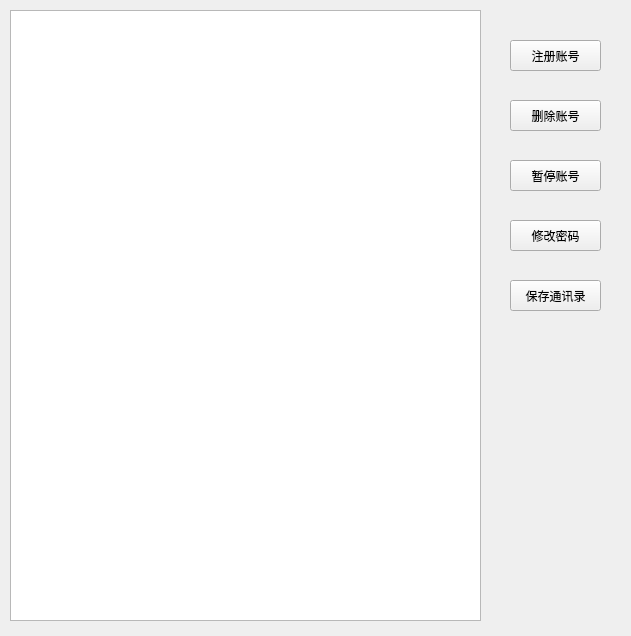
First picture: the form in resouce/ui/pane_ui.ui, repository jianglibaba/mailtest, before the edit.
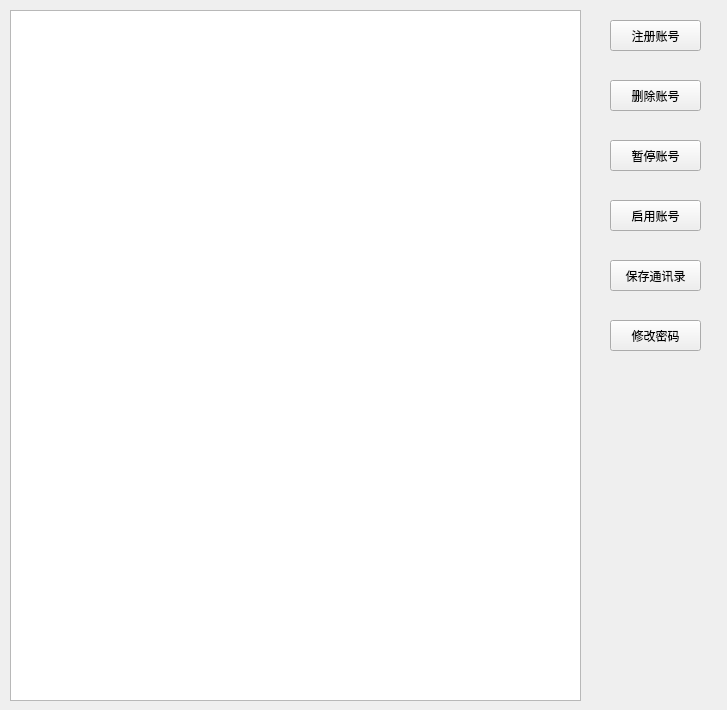
Second picture: the form after the edit.

The edit to the form file:
```diff
--- a/resouce/ui/pane_ui.ui
+++ b/resouce/ui/pane_ui.ui
@@ -6,8 +6,8 @@
    <rect>
     <x>0</x>
     <y>0</y>
-    <width>631</width>
-    <height>636</height>
+    <width>727</width>
+    <height>710</height>
    </rect>
   </property>
   <property name="windowTitle">
@@ -18,16 +18,16 @@
     <rect>
      <x>10</x>
      <y>10</y>
-     <width>471</width>
-     <height>611</height>
+     <width>571</width>
+     <height>691</height>
     </rect>
    </property>
   </widget>
   <widget class="QPushButton" name="register_btn">
    <property name="geometry">
     <rect>
-     <x>510</x>
-     <y>40</y>
+     <x>610</x>
+     <y>20</y>
      <width>91</width>
      <height>31</height>
     </rect>
@@ -39,8 +39,8 @@
   <widget class="QPushButton" name="del_btn">
    <property name="geometry">
     <rect>
-     <x>510</x>
-     <y>100</y>
+     <x>610</x>
+     <y>80</y>
      <width>91</width>
      <height>31</height>
     </rect>
@@ -52,8 +52,8 @@
   <widget class="QPushButton" name="pause_btn">
    <property name="geometry">
     <rect>
-     <x>510</x>
-     <y>160</y>
+     <x>610</x>
+     <y>140</y>
      <width>91</width>
      <height>31</height>
     </rect>
@@ -65,8 +65,8 @@
   <widget class="QPushButton" name="changepwd_btn">
    <property name="geometry">
     <rect>
-     <x>510</x>
-     <y>220</y>
+     <x>610</x>
+     <y>320</y>
      <width>91</width>
      <height>31</height>
     </rect>
@@ -78,8 +78,8 @@
   <widget class="QPushButton" name="save_btn">
    <property name="geometry">
     <rect>
-     <x>510</x>
-     <y>280</y>
+     <x>610</x>
+     <y>260</y>
      <width>91</width>
      <height>31</height>
     </rect>
@@ -88,6 +88,19 @@
     <string>保存通讯录</string>
    </property>
   </widget>
+  <widget class="QPushButton" name="enable_btn">
+   <property name="geometry">
+    <rect>
+     <x>610</x>
+     <y>200</y>
+     <width>91</width>
+     <height>31</height>
+    </rect>
+   </property>
+   <property name="text">
+    <string>启用账号</string>
+   </property>
+  </widget>
  </widget>
  <resources/>
  <connections>
```
Left out of the diff: 21 changed lines with no effect on the pictures.
